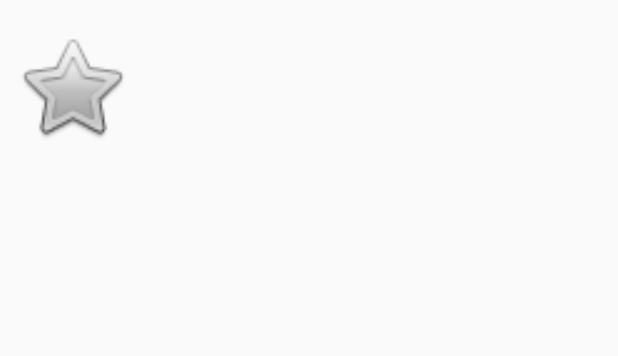
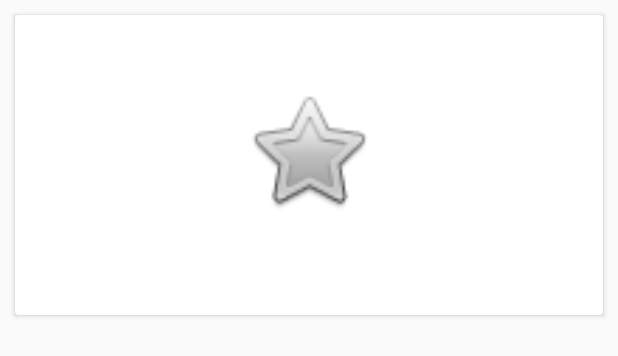
Before and after one commit to isha-gupta-90/Demo, an Android app: the layout row_item.xml on its own in the app's theme, with its tools: preview values and no code run, on a phone screen of 412 x 824 dp. Shown: the top 356 px of the screen. Run offline under Robolectric (Android 15) with nearby library versions, the phone set to English and light mode, and no system bars.

Commit message:
[FEAT] adding cardview

```diff
--- a/app/build.gradle
+++ b/app/build.gradle
@@ -35,8 +35,9 @@ dependencies {
     //Picasso
     compile 'com.squareup.picasso:picasso:2.5.2'
 
-    compile 'com.android.support:appcompat-v7:23.1.1'
-
+    compile 'com.android.support:appcompat-v7:26.1.0'
+    //CardView
+    compile 'com.android.support:cardview-v7:26.1.0'
 
     testImplementation 'junit:junit:4.12'
     androidTestImplementation 'com.android.support.test:runner:1.0.1'
--- a/app/src/main/java/test/learn/com/demo/ui/MainActivity.java
+++ b/app/src/main/java/test/learn/com/demo/ui/MainActivity.java
@@ -7,6 +7,7 @@ import test.learn.com.demo.data.model.ApiResponse;
 import android.support.v4.widget.SwipeRefreshLayout;
 import android.support.v7.app.AppCompatActivity;
 import android.os.Bundle;
+import android.support.v7.widget.DefaultItemAnimator;
 import android.support.v7.widget.DividerItemDecoration;
 import android.support.v7.widget.LinearLayoutManager;
 import android.support.v7.widget.RecyclerView;
@@ -70,7 +71,6 @@ public class MainActivity extends AppCompatActivity implements MainView {
 
         recyclerAdapter = new RecyclerAdapter(apiResponse.getRows(), MainActivity.this);
         recyclerView.setAdapter(recyclerAdapter);
-        DividerItemDecoration dividerItemDecoration = new DividerItemDecoration(recyclerView.getContext(), 1);
-        recyclerView.addItemDecoration(dividerItemDecoration);
+        recyclerView.setItemAnimator(new DefaultItemAnimator());
     }
 }
--- a/app/src/main/java/test/learn/com/demo/ui/RecyclerAdapter.java
+++ b/app/src/main/java/test/learn/com/demo/ui/RecyclerAdapter.java
@@ -49,7 +49,7 @@ class RecyclerAdapter extends RecyclerView.Adapter<RecyclerAdapter.MyViewHolder>
                 imageUrl = appendHttps(imageUrl);
             }
             Picasso.with(holder.itemView.getContext()).load(imageUrl).noFade().fit().
-                    centerInside().placeholder(R.mipmap.ic_ph).
+            placeholder(R.mipmap.ic_ph).
                     error(android.R.drawable.ic_menu_info_details).into(holder.imageView);
         } else {
             holder.imageView.setImageDrawable(context.getResources().getDrawable(R.mipmap.ic_ph));
--- a/app/src/main/res/layout/activity_main.xml
+++ b/app/src/main/res/layout/activity_main.xml
@@ -8,6 +8,7 @@
         android:id="@+id/toolbar"
         android:layout_width="match_parent"
         android:layout_height="56dp"
+        app:titleTextColor="@android:color/white"
         android:layout_marginBottom="2dp"
         android:background="?attr/colorPrimary"
         android:minHeight="?attr/actionBarSize" />
@@ -15,8 +16,9 @@
     <android.support.v4.widget.SwipeRefreshLayout
         android:id="@+id/pullToRefresh"
         android:layout_width="match_parent"
+        android:background="@android:color/darker_gray"
         android:layout_height="match_parent"
-        android:layout_marginTop="64dp">
+        android:layout_marginTop="56dp">
 
     <android.support.v7.widget.RecyclerView
         android:id="@+id/recyclerView"
--- a/app/src/main/res/layout/row_item.xml
+++ b/app/src/main/res/layout/row_item.xml
@@ -1,41 +1,52 @@
 <?xml version="1.0" encoding="utf-8"?>
-<RelativeLayout xmlns:android="http://schemas.android.com/apk/res/android"
+<android.support.v7.widget.CardView xmlns:android="http://schemas.android.com/apk/res/android"
     xmlns:app="http://schemas.android.com/apk/res-auto"
+    xmlns:card_view="http://schemas.android.com/tools"
+    android:id="@+id/card_view"
     android:layout_width="match_parent"
     android:layout_height="wrap_content"
-    android:orientation="horizontal">
+    android:layout_margin="10dp"
+    android:elevation="6dp"
+    card_view:cardCornerRadius="10dp">
 
-    <ImageView
-        android:id="@+id/imageView"
-        android:layout_width="80dp"
-        android:layout_height="100dp"
-        android:layout_marginBottom="8dp"
-        android:layout_marginStart="8dp"
-        android:layout_marginTop="8dp"
-        app:srcCompat="@android:drawable/btn_star" />
+    <RelativeLayout
+        android:layout_width="match_parent"
+        android:layout_height="wrap_content">
 
         <TextView
             android:id="@+id/titleTv"
             android:layout_width="wrap_content"
             android:layout_height="wrap_content"
-        android:layout_alignStart="@+id/descTv"
-        android:layout_alignTop="@+id/imageView"
+            android:layout_centerHorizontal="true"
             android:layout_marginStart="13dp"
-        android:textSize="18sp" />
+            android:layout_marginTop="8dp"
+            android:textSize="22sp"
+            android:textStyle="bold" />
+
+        <ImageView
+            android:id="@+id/imageView"
+            android:layout_width="170dp"
+            android:layout_height="90dp"
+            android:layout_below="@+id/titleTv"
+            android:layout_centerInParent="true"
+            android:layout_marginBottom="8dp"
+            android:layout_marginStart="8dp"
+            android:layout_marginTop="8dp"
+            android:contentDescription="image"
+            app:srcCompat="@android:drawable/btn_star" />
 
 
         <TextView
             android:id="@+id/descTv"
             android:layout_width="wrap_content"
             android:layout_height="wrap_content"
-
-        android:layout_below="@+id/titleTv"
-
+            android:layout_below="@+id/imageView"
             android:layout_marginBottom="16dp"
-        android:layout_marginEnd="8dp"
-        android:layout_marginStart="8dp"
-        android:layout_marginTop="8dp"
-        android:layout_toEndOf="@+id/imageView"
+            android:layout_marginEnd="16dp"
+            android:layout_marginStart="24dp"
+            android:layout_marginTop="16dp"
+            android:gravity="center"
             android:textSize="18sp" />
 
     </RelativeLayout>
+</android.support.v7.widget.CardView>
```
Lines whose indentation alone changed are shown as unchanged.
